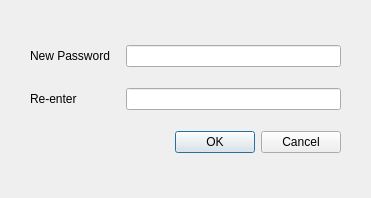
Before: the Qt Designer form change_password_dialog.ui in ZhihongLei/IASRegisterManager, drawn with Qt 5.
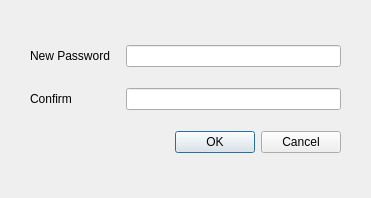
After: the same form once the commit is applied.

Patch:
```diff
--- a/change_password_dialog.ui
+++ b/change_password_dialog.ui
@@ -79,7 +79,7 @@
       </size>
      </property>
      <property name="text">
-      <string>Re-enter</string>
+      <string>Confirm</string>
      </property>
      <property name="buddy">
       <cstring>lineEditReEnter</cstring>
```
Left out of the diff: 10 changed lines with no effect on the pictures.
